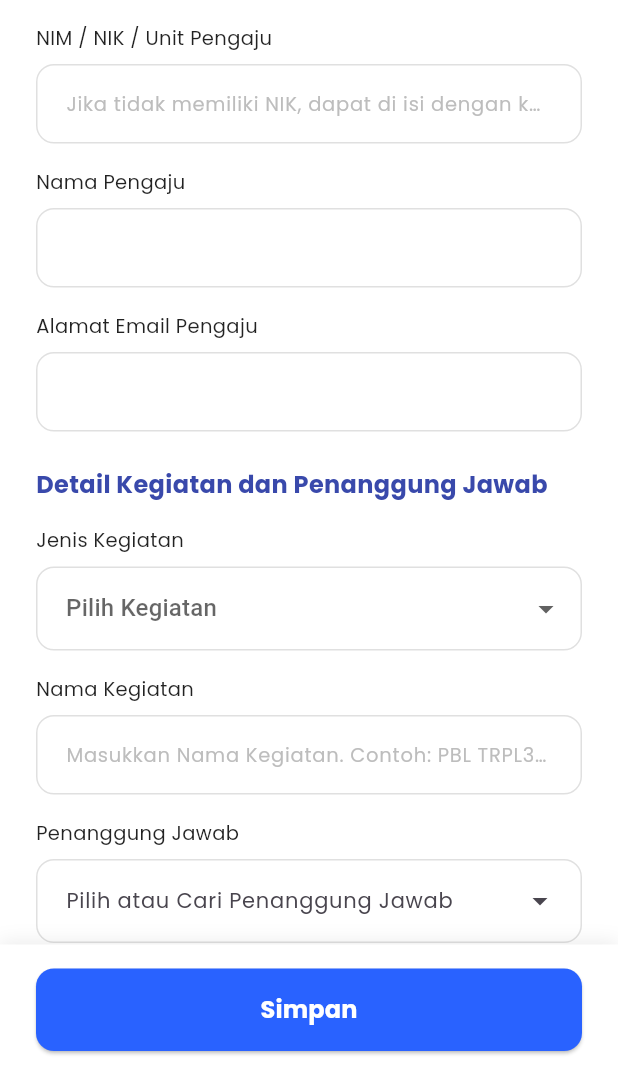
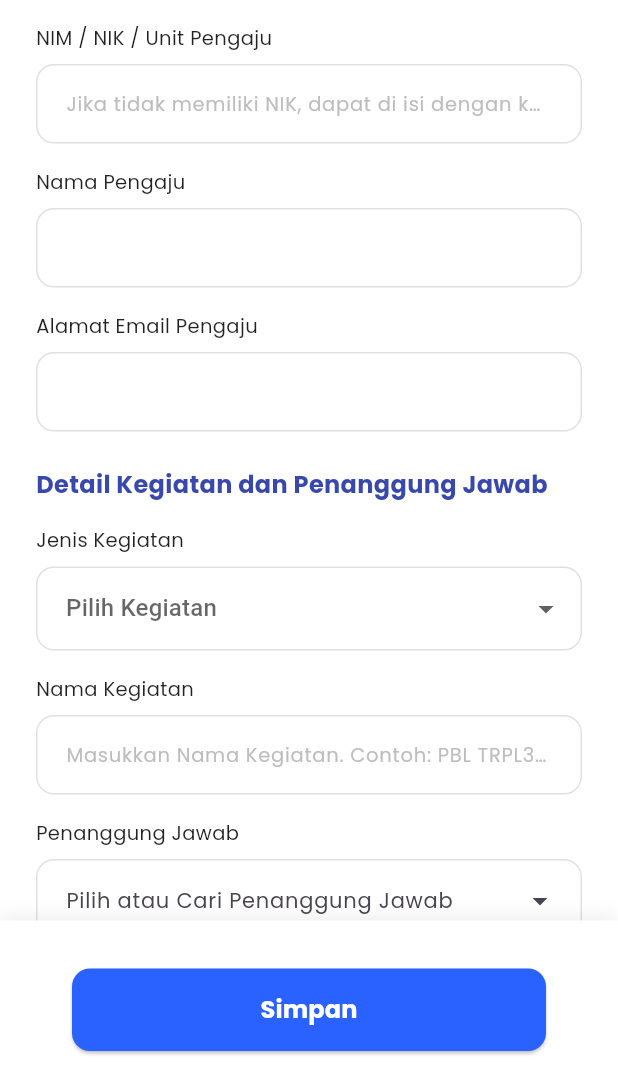
Before and after one commit to frhannkunn/peminjamanruangan, a Flutter app: the FormPeminjamanScreen screen opened directly with empty values, on a phone screen of 412 x 824 dp, the part 149-1236 px from its top. Run offline on Flutter 3.47's test engine with Material 3 defaults, Android fonts, the phone set to English and light mode, and no system bars; our stand-ins replace dotted_border, dropdown_button2, firebase_core, firebase_messaging, font_awesome_flutter, google_fonts and 4 more; missing offline and left inert: gal; accounts and stored records are empty; network calls fail.

Commit message:
fix form_peminjaman

```diff
--- a/lib/peminjaman/form_peminjaman.dart
+++ b/lib/peminjaman/form_peminjaman.dart
@@ -7,7 +7,7 @@ import '../models/lecturer.dart';
 import '../models/room.dart';
 import '../models/calendar_event.dart';
 import '../services/loan_service.dart';
-import 'tambah_pengguna.dart'; // Berisi class Pengguna dan TambahPenggunaDialog
+import 'tambah_pengguna.dart';
 import '../services/user_session.dart';
 import '../models/loan.dart';
 
@@ -147,11 +147,9 @@ class _FormPeminjamanScreenState extends State<FormPeminjamanScreen> {
              }
           }
         });
-        // 2. LOGIKA PRE-FILL DATA JIKA EDIT MODE
         if (_isEditMode) {
            _initializeEditData();
         } else if (widget.preSelectedRoom != null) {
-           // Logika existing untuk pre-selected room dari halaman detail/scan
            final found = _ruanganList.firstWhere(
              (str) => str.contains(widget.preSelectedRoom!),
              orElse: () => ''
@@ -168,61 +166,40 @@ class _FormPeminjamanScreenState extends State<FormPeminjamanScreen> {
     }
   }
 
-  // 3. FUNGSI BARU UNTUK MENGISI FORM DARI DATA LAMA
   Future<void> _initializeEditData() async {
     final loan = widget.loanToEdit!;
-
-    // Set ID Loan agar nanti update ke ID yang benar
     _currentLoanId = loan.id.toString();
-
-    // A. Set Ruangan
-    // Kita harus mencari string ruangan yang cocok di dropdown list berdasarkan ID/Nama ruangan lama
     try {
-      // Cari room object dulu berdasarkan ID
       final targetRoom = _allRooms.firstWhere((r) => r.id == loan.roomsId);
-      // Cari string representasinya untuk dropdown
       final roomString = _ruanganList.firstWhere((str) => str.contains(targetRoom.name));
-
       setState(() {
         _ruangan = roomString;
         _ruanganSearchController.text = roomString;
         _selectedRoomData = targetRoom;
       });
-      // Fetch calendar agar validasi jam jalan
       _fetchCalendarEvents(targetRoom.id.toString());
     } catch (e) {
       debugPrint("Gagal mencocokkan ruangan saat edit: $e");
     }
 
-    // B. Set Tanggal & Jam
     setState(() {
       _selectedDate = DateTime.parse(loan.loanDate);
       _focusedDay = _selectedDate!;
       _tanggalController.text = DateFormat('d/M/y').format(_selectedDate!);
-
-      // Pastikan format jam sesuai dropdown (HH:mm)
-      // Asumsi data dari DB formatnya HH:mm:ss atau HH.mm, kita ambil 5 karakter pertama
       _jamMulai = loan.startTime.substring(0, 5).replaceAll('.', ':');
       _jamSelesai = loan.endTime.substring(0, 5).replaceAll('.', ':');
     });
-
-    // C. Set Kegiatan
     setState(() {
       _namaKegiatanController.text = loan.activityName;
-
-      // Mapping int activityType ke String dropdown
       if (loan.activityType == 0) _jenisKegiatan = 'Perkuliahan';
       else if (loan.activityType == 1) _jenisKegiatan = 'PBL';
       else {
         _jenisKegiatan = 'Lainnya';
-        // Isi field "Lainnya" jika ada
         _otherActivityController.text = loan.activityOther;
       }
     });
 
-    // D. Set Penanggung Jawab
     try {
-      // Cari lecturer berdasarkan NIK
       final lecturer = _lecturers.firstWhere((l) => l.nik == loan.lecturesNik);
       final lecturerString = lecturer.code.isNotEmpty
           ? "${lecturer.code} | ${lecturer.name}"
@@ -233,22 +210,14 @@ class _FormPeminjamanScreenState extends State<FormPeminjamanScreen> {
         _pjSearchController.text = lecturerString;
       });
     } catch (e) {
-       // Jika dosen tidak ketemu (mungkin manual input atau data lama), set text manual
        _pjSearchController.text = loan.lecturesNik;
     }
-
-    // E. FETCH EXISTING USERS (PENGGUNA)
-    // Kita perlu mengambil daftar pengguna yang sudah ada di loan ini
     _fetchExistingUsers();
   }
 
   Future<void> _fetchExistingUsers() async {
     try {
-       // Asumsi di LoanService ada method getLoanUsers(loanId)
-       // Jika belum ada, Anda harus menambahkannya di service.
-       // Return type harus List<LoanUser> (model dari API)
        final usersFromApi = await _loanService.getLoanUsers(_currentLoanId!);
-
        setState(() {
          _daftarPengguna.clear();
          _daftarPengguna.addAll(usersFromApi.map((u) => Pengguna(
@@ -271,22 +240,6 @@ class _FormPeminjamanScreenState extends State<FormPeminjamanScreen> {
       if (mounted) {
         setState(() {
           _fetchedEvents = events;
-
-          // try {
-          //   final firstBooking = events.firstWhere((e) => e.type == 'booking');
-          //   if (firstBooking.start.year != 1900) {
-          //       _selectedDate = firstBooking.start;
-          //       _focusedDay = firstBooking.start;
-          //       if (_ruangan != null) {
-          //          _selectedDayBookings = _getBookingsForDay(_selectedDate!, _ruangan!);
-          //       }
-          //   }
-          // } catch (e) {
-          //    if (_selectedDate == null) {
-          //      _selectedDate = DateTime.now();
-          //      _focusedDay = DateTime.now();
-          //   }
-          // }
         });
       }
     } catch (e) {
@@ -299,16 +252,12 @@ class _FormPeminjamanScreenState extends State<FormPeminjamanScreen> {
       final room = _allRooms.firstWhere((r) => formattedName.contains(r.name));
       setState(() {
         _selectedRoomData = room;
-
-        // --- TAMBAHKAN LOGIKA INI ---
-        // Jika bukan mode edit, reset tanggal saat ganti ruangan
         if (!_isEditMode) {
           _selectedDate = null;
           _tanggalController.clear();
-          _jamMulai = null; // Reset jam juga biar bersih
+          _jamMulai = null;
           _jamSelesai = null;
         }
-        // -----------------------------
       });
       _fetchCalendarEvents(room.id.toString());
     } catch (e) {
@@ -376,7 +325,7 @@ class _FormPeminjamanScreenState extends State<FormPeminjamanScreen> {
     if (date != null) {
       setState(() {
         _selectedDate = date;
-        _focusedDay = date; // AGAR KALENDER LOMPAT KE TANGGAL PILIHAN
+        _focusedDay = date;
         _tanggalController.text = DateFormat('d/M/y').format(date);
 
         if (_ruangan != null) {
@@ -444,7 +393,6 @@ class _FormPeminjamanScreenState extends State<FormPeminjamanScreen> {
   }
 
   Future<void> _handleSubmit() async {
-    // 1. Validasi Dropdown
     if (_ruangan == null || _penanggungJawab == null || _jenisKegiatan == null) {
       ScaffoldMessenger.of(context).showSnackBar(
         const SnackBar(content: Text("Mohon lengkapi semua pilihan dropdown")),
@@ -452,14 +400,12 @@ class _FormPeminjamanScreenState extends State<FormPeminjamanScreen> {
       return;
     }
 
-    // 2. Validasi Form
     if (_formKey.currentState!.validate()) {
       setState(() {
         _isSubmitting = true;
       });
 
       try {
-        // --- Logic NIK ---
         String lectureNik = '';
         try {
           final selectedLecturer = _lecturers.firstWhere((l) {
@@ -471,7 +417,6 @@ class _FormPeminjamanScreenState extends State<FormPeminjamanScreen> {
           lectureNik = _penanggungJawab ?? '';
         }
 
-        // --- Logic Activity Type ---
         int activityType = 0;
         if (_jenisKegiatan == 'Perkuliahan') {
           activityType = 0;
@@ -481,7 +426,6 @@ class _FormPeminjamanScreenState extends State<FormPeminjamanScreen> {
           activityType = 3;
         }
 
-        // --- Logic Activity Other ---
         String? finalActivityOther;
         if (activityType == 3) {
           String inputLainnya = _otherActivityController.text.trim();
@@ -490,7 +434,6 @@ class _FormPeminjamanScreenState extends State<FormPeminjamanScreen> {
           finalActivityOther = null;
         }
 
-        // 3. Susun Data
         Map<String, dynamic> loanData = {
           'rooms_id': _selectedRoomData!.id,
           'loan_date': DateFormat('yyyy-MM-dd').format(_selectedDate!),
@@ -506,16 +449,13 @@ class _FormPeminjamanScreenState extends State<FormPeminjamanScreen> {
         };
 
         if (_isEditMode) {
-          // --- KONDISI 1: EDIT / UPDATE ---
           await _loanService.updateLoan(_currentLoanId!, loanData);
           debugPrint("Loan updated successfully ID: $_currentLoanId");
-
           setState(() {
             _isSubmitting = false;
-            _currentStep = FormStep.addUser; // Langsung lanjut step berikutnya
+            _currentStep = FormStep.addUser;
           });
         } else {
-          // --- KONDISI 2: BUAT BARU / CREATE ---
           final createdLoan = await _loanService.createLoan(loanData);
           _currentLoanId = createdLoan.id.toString();
           debugPrint("Draft created successfully with ID: $_currentLoanId");
@@ -523,12 +463,11 @@ class _FormPeminjamanScreenState extends State<FormPeminjamanScreen> {
           setState(() => _isSubmitting = false);
 
           if (mounted) {
-            _showSuccessDialog(context); // Tampilkan dialog sukses
+            _showSuccessDialog(context);
           }
         }
 
       } catch (e) {
-        // --- ERROR HANDLING ---
         setState(() {
           _isSubmitting = false;
         });
@@ -602,13 +541,10 @@ class _FormPeminjamanScreenState extends State<FormPeminjamanScreen> {
 
   void _handleBackButton() {
     if (_currentStep == FormStep.addUser) {
-      // REVISI 2: Jika sedang di step Tambah Pengguna, kembali ke step Data Entry
       setState(() {
         _currentStep = FormStep.dataEntry;
       });
     } else {
-      // REVISI 1: Jika di halaman awal, tampilkan dialog konfirmasi
-      // Ini mencegah layar hitam karena kita tidak langsung memanggil Navigator.pop()
       _showExitConfirmDialog();
     }
   }
@@ -628,7 +564,6 @@ class _FormPeminjamanScreenState extends State<FormPeminjamanScreen> {
           elevation: 0,
           leading: IconButton(
             icon: const Icon(Icons.arrow_back, color: Colors.black),
-            // Panggil fungsi handle back yang baru dibuat
             onPressed: _handleBackButton,
           ),
           centerTitle: true,
@@ -670,7 +605,7 @@ class _FormPeminjamanScreenState extends State<FormPeminjamanScreen> {
                 const SizedBox(height: 16),
                 _buildLabel('Jenis Kegiatan'),
                 _buildDropdown(value: _jenisKegiatan, hint: 'Pilih Kegiatan', items: _jenisKegiatanList, onChanged: (v) => setState(() => _jenisKegiatan = v), validator: (v) => v == null ? 'Wajib diisi' : null, uniqueId: 'jenis_kegiatan'),
-                // 2. LOGIKA FIELD "LAINNYA" (MUNCUL JIKA DIPILIH)
+
                 if (_jenisKegiatan == 'Lainnya') ...[
                    const SizedBox(height: 16),
                    _buildLabel('Kegiatan (Lainnya)'),
@@ -686,14 +621,18 @@ class _FormPeminjamanScreenState extends State<FormPeminjamanScreen> {
                 const SizedBox(height: 16),
                 _buildLabel('Penanggung Jawab'),
 
-                // 🔥 Menggunakan DropdownMenu (Native Flutter)
                 _buildSearchableDropdown(
                   controller: _pjSearchController,
                   hint: 'Pilih atau Cari Penanggung Jawab',
                   items: _penanggungJawabList,
                   onSelected: (val) {
-                    setState(() { _penanggungJawab = val; });
-                    FocusScope.of(context).unfocus();
+                  setState(() {
+                  _penanggungJawab = val;
+                  if (val != null) {
+                  _pjSearchController.text = val;
+                    }
+                  });
+                  FocusScope.of(context).unfocus();
                   },
                 ),
 
@@ -747,14 +686,12 @@ class _FormPeminjamanScreenState extends State<FormPeminjamanScreen> {
                     validator: (v) => v == null || v.isEmpty ? 'Wajib diisi' : null,
                     ),
 
-
                 if (_ruangan != null && _selectedDate != null) ...[
                    const SizedBox(height: 16),
                    _buildLabel('Kalender Jadwal Penggunaan Ruangan'),
                    _buildCalendarSection(),
                 ],
 
-                // --- LOGIKA: JAM MUNCUL SETELAH TANGGAL DIPILIH ---
                 if (_selectedDate != null) ...[
                    const SizedBox(height: 16),
                   _buildLabel('Jam Mulai'),
@@ -778,7 +715,6 @@ class _FormPeminjamanScreenState extends State<FormPeminjamanScreen> {
                       onChanged: (v) => setState(() => _jamSelesai = v),
                       validator: (v) => v == null ? 'Wajib diisi' : null),
                 ] else ...[
-                   // Jika belum pilih tanggal, beri info text
                    Padding(
                     padding: const EdgeInsets.symmetric(vertical: 8.0),
                     child: Text(
@@ -809,7 +745,60 @@ class _FormPeminjamanScreenState extends State<FormPeminjamanScreen> {
             ),
           ),
         ),
-        Positioned(left: 0, right: 0, bottom: 0, child: Container(padding: const EdgeInsets.fromLTRB(24, 16, 24, 24), decoration: BoxDecoration(color: Colors.white, boxShadow: [BoxShadow(color: Colors.black.withValues(alpha: 0.08), blurRadius: 10, offset: const Offset(0, -2))]), child: SizedBox(width: double.infinity, child: ElevatedButton(onPressed: _isSubmitting ? null : _handleSubmit, style: ElevatedButton.styleFrom(backgroundColor: const Color(0xFF2962FF), padding: const EdgeInsets.symmetric(vertical: 16), shape: RoundedRectangleBorder(borderRadius: BorderRadius.circular(12))), child: _isSubmitting ? const SizedBox(height: 20, width: 20, child: CircularProgressIndicator(color: Colors.white, strokeWidth: 2)) : Text('Simpan', style: GoogleFonts.poppins(fontSize: 16, fontWeight: FontWeight.w600, color: Colors.white)))))),
+        Positioned(
+        left: 0,
+        right: 0,
+        bottom: 0,
+        child: Container(
+          padding: const EdgeInsets.fromLTRB(24, 16, 24, 0),
+          decoration: BoxDecoration(
+            color: Colors.white,
+            boxShadow: [
+              BoxShadow(
+              color: Colors.black.withValues(alpha: 0.08),
+              blurRadius: 10,
+              offset: const Offset(0, -2)
+              )
+              ],
+              ),
+             child: SafeArea(
+      top: false,
+      child: Padding(
+        padding: const EdgeInsets.fromLTRB(24, 16, 24, 24),
+        child: SizedBox(
+          width: double.infinity,
+          child: ElevatedButton(
+            onPressed: _isSubmitting ? null : _handleSubmit,
+            style: ElevatedButton.styleFrom(
+              backgroundColor: const Color(0xFF2962FF),
+              padding: const EdgeInsets.symmetric(vertical: 16),
+              shape: RoundedRectangleBorder(
+                borderRadius: BorderRadius.circular(12),
+              ),
+            ),
+            child: _isSubmitting
+                ? const SizedBox(
+                    height: 20,
+                    width: 20,
+                    child: CircularProgressIndicator(
+                      color: Colors.white,
+                      strokeWidth: 2,
+                    ),
+                  )
+                : Text(
+                    'Simpan',
+                    style: GoogleFonts.poppins(
+                      fontSize: 16,
+                      fontWeight: FontWeight.w600,
+                      color: Colors.white,
+                    ),
+                  ),
+          ),
+        ),
+      ),
+    ),
+  ),
+),
       ],
     );
   }
@@ -858,7 +847,6 @@ class _FormPeminjamanScreenState extends State<FormPeminjamanScreen> {
   Widget _buildAddUserStep(BuildContext context) {
     return Column(
       children: [
-        // --- BAGIAN ATAS: TOMBOL TAMBAH PENGGUNA & DRAFT ---
         Padding(
           padding: const EdgeInsets.all(16.0),
           child: Row(
@@ -870,7 +858,7 @@ class _FormPeminjamanScreenState extends State<FormPeminjamanScreen> {
                       ScaffoldMessenger.of(context).showSnackBar(const SnackBar(content: Text("Data belum tersimpan ke database")));
                       return;
                     }
-                    // Panggil Dialog Tambah Pengguna
+
                     final result = await showDialog(
                       context: context,
                       builder: (BuildContext context) => TambahPenggunaDialog(
@@ -898,17 +886,18 @@ class _FormPeminjamanScreenState extends State<FormPeminjamanScreen> {
           ),
         ),
 
-        // --- BAGIAN TENGAH: LIST PENGGUNA ---
         Expanded(
           child: _daftarPengguna.isEmpty
               ? Center(child: Text("Belum ada pengguna ditambahkan.", style: GoogleFonts.poppins(color: Colors.grey)))
               : ListView.builder(padding: const EdgeInsets.all(16), itemCount: _daftarPengguna.length, itemBuilder: (context, index) => _buildPenggunaCard(_daftarPengguna[index], index)),
         ),
 
-        // --- BAGIAN BAWAH: TOMBOL KEMBALI & AJUKAN (YANG SUDAH DIPERBAIKI) ---
         Container(
+          color: const Color(0xFFf0f2f5),
+          child: SafeArea(
+          top: false,
+          child: Container(
           padding: const EdgeInsets.symmetric(horizontal: 16, vertical: 20),
-          color: const Color(0xFFf0f2f5),
           child: Row(
             children: [
                // Tombol Kembali
@@ -921,31 +910,22 @@ class _FormPeminjamanScreenState extends State<FormPeminjamanScreen> {
               ),
               const SizedBox(width: 16),
 
-              // 🔥 TOMBOL AJUKAN DENGAN POPUP BARU ADA DI SINI 🔥
+              // 🔥 TOMBOL AJUKAN DENGAN POPUP BARU ADA DI SINI
               Expanded(
   child: ElevatedButton(
     onPressed: () async {
-      // 1. Validasi ID Draft
       if (_currentLoanId == null) {
         ScaffoldMessenger.of(context).showSnackBar(
           const SnackBar(content: Text("Data draft belum tersimpan."))
         );
         return;
       }
-
-      // ==============================================================
-      // 👇 TAMBAHKAN KODE INI AGAR WARNING HILANG & ADA KONFIRMASI 👇
-      // ==============================================================
       bool confirm = await _showConfirmationDialog();
-      if (!confirm) return; // Kalau pilih Cancel, berhenti.
-      // ==============================================================
-
-      // 2. Simpan ke Database (API)
+      if (!confirm) return;
       try {
         setState(() => _isSubmitting = true);
         await _loanService.submitLoan(_currentLoanId!);
       } catch (e) {
-        // Error API diabaikan supaya user tidak stuck
         debugPrint("API Error (Ignored): $e");
       }
 
@@ -971,18 +951,9 @@ class _FormPeminjamanScreenState extends State<FormPeminjamanScreen> {
                                   if (widget.onSubmit != null) {
                                       widget.onSubmit!(safeData, _daftarPengguna);
                                   }
-
-                                  // 6. 🔥 LOGIKA NAVIGASI (SOLUSI LAYAR HITAM) 🔥
                                   if (widget.loanToEdit != null) {
-                                     // --- KASUS EDIT (Data Lama) ---
-                                     // Karena halaman ini dibuka dengan Navigator.push (ditumpuk),
-                                     // kita harus pakai pop() untuk menutupnya.
                                      Navigator.of(context).pop();
                                   } else {
-                                     // --- KASUS BUAT BARU (Data Baru) ---
-                                     // Halaman ini TIDAK ditumpuk (hanya ganti tampilan).
-                                     // JANGAN pakai pop(). Cukup panggil onBack agar halaman induk
-                                     // menyembunyikan form ini.
                                      widget.onBack?.call("Peminjaman berhasil diajukan! Menunggu Persetujuan.");
                                   }
                                 }
@@ -999,6 +970,8 @@ class _FormPeminjamanScreenState extends State<FormPeminjamanScreen> {
   ),
 ),
             ],
+          ),
+        ),
           ),
         ),
       ],
@@ -1064,6 +1037,7 @@ class _FormPeminjamanScreenState extends State<FormPeminjamanScreen> {
           width: constraints.maxWidth,
           menuHeight: 250,
           controller: controller,
+          initialSelection: controller.text.isNotEmpty ? controller.text : null,
           enableFilter: true,
           requestFocusOnTap: true,
           hintText: hint,
@@ -1077,11 +1051,12 @@ class _FormPeminjamanScreenState extends State<FormPeminjamanScreen> {
             focusedBorder: OutlineInputBorder(borderRadius: BorderRadius.circular(12), borderSide: const BorderSide(color: Color(0xFF3949AB), width: 1.5)),
           ),
           onSelected: (value) {
-            FocusScope.of(context).unfocus(); // Tutup keyboard
             if (value != null) {
                onSelected(value);
             }
           },
+
+
           dropdownMenuEntries: items.map<DropdownMenuEntry<String>>((String item) {
             return DropdownMenuEntry<String>(
               value: item,
@@ -1105,17 +1080,12 @@ class _FormPeminjamanScreenState extends State<FormPeminjamanScreen> {
     required ValueChanged<String?> onChanged,
     FormFieldValidator<String>? validator,
     bool enabled = true,
-    String? uniqueId, // Pastikan parameter ini ada
+    String? uniqueId,
   }) {
-    // ✅ LOGIKA KEY BARU:
-    // Jika uniqueId ada, pakai itu. Jika tidak, pakai hint.
-    // Kita tambahkan Random string atau index jika perlu, tapi ini sudah cukup.
+
     final String keyString = uniqueId ?? hint;
-
     return DropdownButtonFormField<String>(
-      // KUNCI PERBAIKAN: Menggunakan uniqueId agar "Jam Mulai" != "Jam Selesai"
       key: ValueKey("${keyString}_${value ?? 'empty'}"),
-
       initialValue: value,
       validator: validator,
       isExpanded: true,
@@ -1150,8 +1120,6 @@ class _FormPeminjamanScreenState extends State<FormPeminjamanScreen> {
       onChanged: enabled ? onChanged : null,
     );
   }
-  // Widget _buildDropdown({ required String? value, required String hint, required List<String> items, required ValueChanged<String?> onChanged, FormFieldValidator<String>? validator, bool enabled = true, String? uniqueId }) => DropdownButtonFormField<String>(key: ValueKey("${uniqueId ?? hint}_${value ?? ''}"), initialValue: value, validator: validator, isExpanded: true, menuMaxHeight: 300, decoration: InputDecoration(hintText: hint, hintStyle: GoogleFonts.poppins(fontSize: 13, color: Colors.grey[400]), filled: true, fillColor: enabled ? Colors.white : Colors.grey[100], contentPadding: const EdgeInsets.symmetric(horizontal: 16, vertical: 16), border: OutlineInputBorder(borderRadius: BorderRadius.circular(12), borderSide: BorderSide(color: Colors.grey[300]!)), enabledBorder: OutlineInputBorder(borderRadius: BorderRadius.circular(12), borderSide: BorderSide(color: Colors.grey[300]!)), focusedBorder: OutlineInputBorder(borderRadius: BorderRadius.circular(12), borderSide: const BorderSide(color: Color(0xFF3949AB), width: 1.5))), items: items.map((String item) => DropdownMenuItem<String>(value: item, child: Text(item, style: GoogleFonts.poppins(fontSize: 14), overflow: TextOverflow.ellipsis, maxLines: 1))).toList(), onChanged: enabled ? onChanged : null);
-
   Widget _buildTextField({required TextEditingController controller, String? hintText, TextInputType? keyboardType, bool readOnly = false, VoidCallback? onTap, FormFieldValidator<String>? validator, bool enabled = true}) => TextFormField(controller: controller, keyboardType: keyboardType, readOnly: readOnly, onTap: onTap, enabled: enabled, validator: validator, style: GoogleFonts.poppins(fontSize: 14), decoration: InputDecoration(hintText: hintText, hintStyle: GoogleFonts.poppins(fontSize: 13, color: Colors.grey[400]), filled: true, fillColor: enabled ? Colors.white : Colors.grey[100], contentPadding: const EdgeInsets.symmetric(horizontal: 16, vertical: 16), border: OutlineInputBorder(borderRadius: BorderRadius.circular(12), borderSide: BorderSide(color: Colors.grey[300]!)), enabledBorder: OutlineInputBorder(borderRadius: BorderRadius.circular(12), borderSide: BorderSide(color: Colors.grey[300]!)), focusedBorder: OutlineInputBorder(borderRadius: BorderRadius.circular(12), borderSide: const BorderSide(color: Color(0xFF3949AB), width: 1.5)), suffixIcon: onTap != null ? Icon(Icons.calendar_today_outlined, color: enabled ? Colors.grey : Colors.grey[300]) : null));
   Widget _buildInfoRow(String label, String value) { return Padding(padding: const EdgeInsets.only(bottom: 8), child: Row(crossAxisAlignment: CrossAxisAlignment.start, children: [SizedBox(width: 90, child: Text(label, style: GoogleFonts.poppins(fontSize: 13, fontWeight: FontWeight.w600))), Text(': ', style: GoogleFonts.poppins(fontSize: 13)), Expanded(child: Text(value, style: GoogleFonts.poppins(fontSize: 13)))])); }
   Widget _buildDetailRowCard(String label, String value) { return Padding(padding: const EdgeInsets.symmetric(vertical: 4.0), child: Row(crossAxisAlignment: CrossAxisAlignment.start, children: [SizedBox(width: 140, child: Text(label, style: GoogleFonts.poppins(color: Colors.grey[700], fontSize: 14))), Text(": ", style: GoogleFonts.poppins(color: Colors.grey[700], fontSize: 14)), Expanded(child: Text(value, style: GoogleFonts.poppins(fontWeight: FontWeight.w500, fontSize: 14)))])); }
@@ -1271,13 +1239,11 @@ class _FormPeminjamanScreenState extends State<FormPeminjamanScreen> {
                       shape: RoundedRectangleBorder(borderRadius: BorderRadius.circular(8)),
                     ),
                     onPressed: () {
-                      // HANYA TUTUP KOTAK DIALOG INI
                       Navigator.of(dialogContext).pop();
                     },
                     child: Text('OK', style: GoogleFonts.poppins(fontWeight: FontWeight.bold)),
                   ),
                 ),
-                // --------------------------------
               ],
             ),
           ),
```
